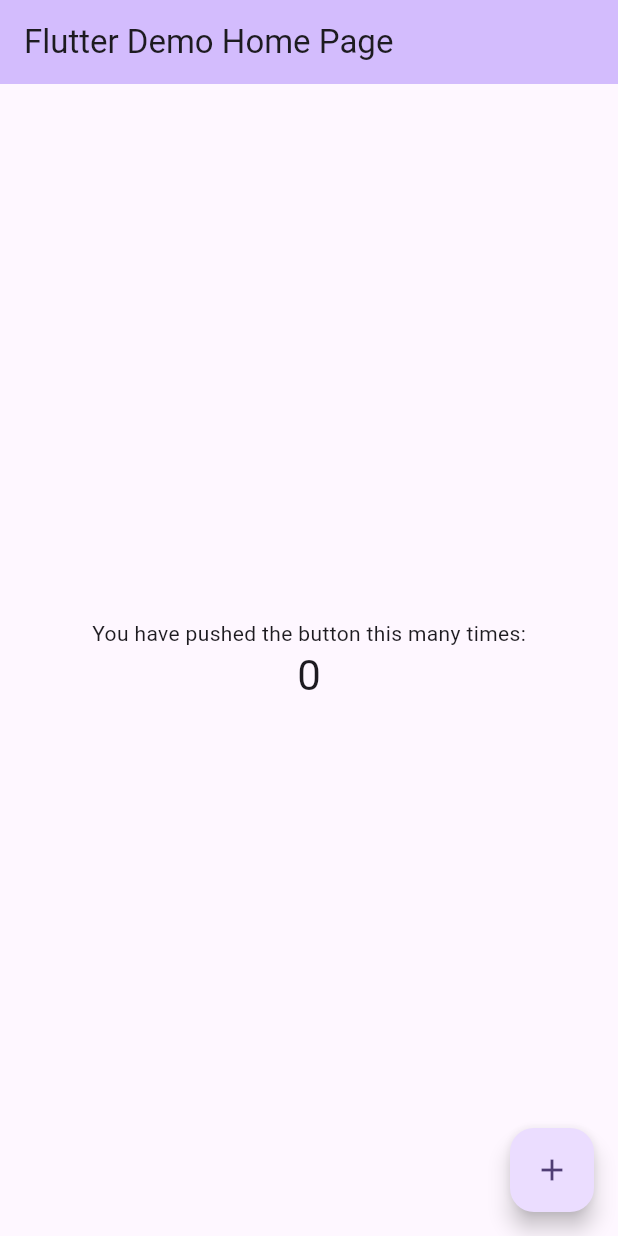
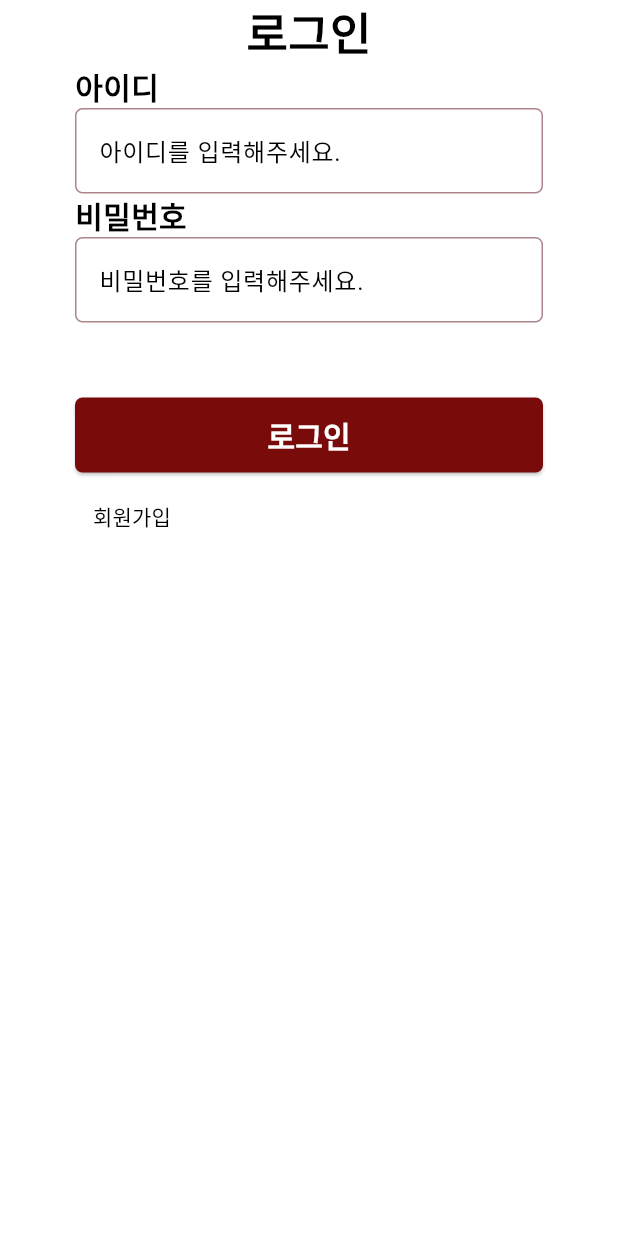
Before and after one commit to lee-giho/chatting-app, a Flutter app: the screen it shows after launch, on a phone screen of 412 x 824 dp. Run offline on Flutter 3.47's test engine with Material 3 defaults, Android fonts, the phone set to English and light mode, and no system bars.

Commit message:
간단한 로그인 화면 만듦

```diff
--- a/front-end/chatting_app/lib/main.dart
+++ b/front-end/chatting_app/lib/main.dart
@@ -1,122 +1,27 @@
+import 'package:chatting_app/screens/login_screen.dart';
 import 'package:flutter/material.dart';
 
-void main() {
+
+void main() async {
   runApp(const MyApp());
 }
 
 class MyApp extends StatelessWidget {
   const MyApp({super.key});
 
-  // This widget is the root of your application.
   @override
   Widget build(BuildContext context) {
-    return MaterialApp(
-      title: 'Flutter Demo',
-      theme: ThemeData(
-        // This is the theme of your application.
-        //
-        // TRY THIS: Try running your application with "flutter run". You'll see
-        // the application has a purple toolbar. Then, without quitting the app,
-        // try changing the seedColor in the colorScheme below to Colors.green
-        // and then invoke "hot reload" (save your changes or press the "hot
-        // reload" button in a Flutter-supported IDE, or press "r" if you used
-        // the command line to start the app).
-        //
-        // Notice that the counter didn't reset back to zero; the application
-        // state is not lost during the reload. To reset the state, use hot
-        // restart instead.
-        //
-        // This works for code too, not just values: Most code changes can be
-        // tested with just a hot reload.
-        colorScheme: ColorScheme.fromSeed(seedColor: Colors.deepPurple),
-      ),
-      home: const MyHomePage(title: 'Flutter Demo Home Page'),
-    );
+    return LayoutBuilder(builder: (context, constraints) {
+      return MaterialApp(
+        debugShowCheckedModeBanner: false,
+        title: 'Flutter Login',
+        theme: ThemeData(
+          scaffoldBackgroundColor: Colors.white, // 기본 배경색을 흰색으로 설정
+          colorScheme: ColorScheme.light(), // 기본 컬러 스킴을 밝은 모드로 설정
+          primarySwatch: Colors.blue,
+        ),
+        home: const LoginScreen(),
+      );
+    });
   }
 }
-
-class MyHomePage extends StatefulWidget {
-  const MyHomePage({super.key, required this.title});
-
-  // This widget is the home page of your application. It is stateful, meaning
-  // that it has a State object (defined below) that contains fields that affect
-  // how it looks.
-
-  // This class is the configuration for the state. It holds the values (in this
-  // case the title) provided by the parent (in this case the App widget) and
-  // used by the build method of the State. Fields in a Widget subclass are
-  // always marked "final".
-
-  final String title;
-
-  @override
-  State<MyHomePage> createState() => _MyHomePageState();
-}
-
-class _MyHomePageState extends State<MyHomePage> {
-  int _counter = 0;
-
-  void _incrementCounter() {
-    setState(() {
-      // This call to setState tells the Flutter framework that something has
-      // changed in this State, which causes it to rerun the build method below
-      // so that the display can reflect the updated values. If we changed
-      // _counter without calling setState(), then the build method would not be
-      // called again, and so nothing would appear to happen.
-      _counter++;
-    });
-  }
-
-  @override
-  Widget build(BuildContext context) {
-    // This method is rerun every time setState is called, for instance as done
-    // by the _incrementCounter method above.
-    //
-    // The Flutter framework has been optimized to make rerunning build methods
-    // fast, so that you can just rebuild anything that needs updating rather
-    // than having to individually change instances of widgets.
-    return Scaffold(
-      appBar: AppBar(
-        // TRY THIS: Try changing the color here to a specific color (to
-        // Colors.amber, perhaps?) and trigger a hot reload to see the AppBar
-        // change color while the other colors stay the same.
-        backgroundColor: Theme.of(context).colorScheme.inversePrimary,
-        // Here we take the value from the MyHomePage object that was created by
-        // the App.build method, and use it to set our appbar title.
-        title: Text(widget.title),
-      ),
-      body: Center(
-        // Center is a layout widget. It takes a single child and positions it
-        // in the middle of the parent.
-        child: Column(
-          // Column is also a layout widget. It takes a list of children and
-          // arranges them vertically. By default, it sizes itself to fit its
-          // children horizontally, and tries to be as tall as its parent.
-          //
-          // Column has various properties to control how it sizes itself and
-          // how it positions its children. Here we use mainAxisAlignment to
-          // center the children vertically; the main axis here is the vertical
-          // axis because Columns are vertical (the cross axis would be
-          // horizontal).
-          //
-          // TRY THIS: Invoke "debug painting" (choose the "Toggle Debug Paint"
-          // action in the IDE, or press "p" in the console), to see the
-          // wireframe for each widget.
-          mainAxisAlignment: MainAxisAlignment.center,
-          children: <Widget>[
-            const Text('You have pushed the button this many times:'),
-            Text(
-              '$_counter',
-              style: Theme.of(context).textTheme.headlineMedium,
-            ),
-          ],
-        ),
-      ),
-      floatingActionButton: FloatingActionButton(
-        onPressed: _incrementCounter,
-        tooltip: 'Increment',
-        child: const Icon(Icons.add),
-      ), // This trailing comma makes auto-formatting nicer for build methods.
-    );
-  }
-}
--- /dev/null
+++ b/front-end/chatting_app/lib/screens/login_screen.dart
@@ -0,0 +1,190 @@
+import 'package:flutter/material.dart';
+
+class LoginScreen extends StatefulWidget {
+  const LoginScreen({super.key});
+
+  @override
+  State<LoginScreen> createState() => _LoginScreenState();
+}
+
+class _LoginScreenState extends State<LoginScreen> {
+
+  var idController = TextEditingController();
+  var passwordController = TextEditingController();
+
+  FocusNode idFocus = FocusNode();
+  FocusNode passwordFocus = FocusNode();
+
+  GlobalKey<FormState> formKey = GlobalKey<FormState>();
+
+  @override
+  void dispose() {
+    super.dispose();
+
+    idController.dispose();
+    passwordController.dispose();
+
+    idFocus.dispose();
+    passwordFocus.dispose();
+  }
+
+  @override
+  Widget build(BuildContext context) {
+    return Scaffold(
+      body: SafeArea(
+        child: Container(
+          width: double.infinity,
+          padding: EdgeInsets.fromLTRB(50, 0, 50, 0),
+          // color: Colors.amber,
+          child: Column(
+            children: [
+              Container(
+                width: double.infinity,
+                // color: Colors.blue,
+                child: Center(
+                  child: Text(
+                    "로그인",
+                    style: TextStyle(
+                      fontSize: 30,
+                      fontWeight: FontWeight.bold
+                    ),
+                  ),
+                ),
+              ),
+              Container( // 로그인 부분
+                child: Column(
+                  children: [
+                    Form(
+                      key: formKey,
+                      child: Column(
+                        children: [
+                          Container( // 아이디 입력 부분
+                            child: Column(
+                              crossAxisAlignment: CrossAxisAlignment.start,
+                              children: [
+                                Text(
+                                  "아이디",
+                                  style: TextStyle(
+                                    fontSize: 20,
+                                    fontWeight: FontWeight.bold
+                                  ),
+                                ),
+                                TextFormField(
+                                  controller: idController,
+                                  focusNode: idFocus,
+                                  decoration: const InputDecoration(
+                                    hintText: "아이디를 입력해주세요.",
+                                    enabledBorder: OutlineInputBorder(
+                                      borderRadius: BorderRadius.all(
+                                        Radius.circular(5)
+                                      ),
+                                      borderSide: BorderSide(
+                                        color: Color.fromRGBO(121, 55, 64, 0.612)
+                                      )
+                                    ),
+                                    focusedBorder: OutlineInputBorder(
+                                      borderRadius: BorderRadius.all(
+                                        Radius.circular(5)
+                                      ),
+                                      borderSide: BorderSide(
+                                        color: Color.fromRGBO(122, 11, 11, 1)
+                                      )
+                                    )
+                                  ),
+                                )
+                              ],
+                            ),
+                          ),
+                          Container( // 아이디 입력 부분
+                            child: Column(
+                              crossAxisAlignment: CrossAxisAlignment.start,
+                              children: [
+                                Text(
+                                  "비밀번호",
+                                  style: TextStyle(
+                                    fontSize: 20,
+                                    fontWeight: FontWeight.bold
+                                  ),
+                                ),
+                                TextFormField(
+                                  controller: passwordController,
+                                  focusNode: passwordFocus,
+                                  decoration: const InputDecoration(
+                                    hintText: "비밀번호를 입력해주세요.",
+                                    enabledBorder: OutlineInputBorder(
+                                      borderRadius: BorderRadius.all(
+                                        Radius.circular(5)
+                                      ),
+                                      borderSide: BorderSide(
+                                        color: Color.fromRGBO(121, 55, 64, 0.612)
+                                      )
+                                    ),
+                                    focusedBorder: OutlineInputBorder(
+                                      borderRadius: BorderRadius.all(
+                                        Radius.circular(5)
+                                      ),
+                                      borderSide: BorderSide(
+                                        color: Color.fromRGBO(122, 11, 11, 1)
+                                      )
+                                    )
+                                  ),
+                                )
+                              ],
+                            ),
+                          )
+                        ],
+                      )
+                    ),
+                    SizedBox(height: 50),
+                    Container(
+                      child: ElevatedButton(
+                        onPressed: () {
+                          print("로그인 버튼 클릭!!!");
+                        },
+                        style: ElevatedButton.styleFrom(
+                          minimumSize: const Size.fromHeight(50),
+                          backgroundColor:const Color.fromRGBO(122, 11, 11, 1),
+                          foregroundColor: Colors.white,
+                          shape: RoundedRectangleBorder(
+                            borderRadius: BorderRadius.circular(5)
+                          )
+                        ),
+                        child: const Text(
+                          "로그인",
+                          style: TextStyle(
+                            fontSize: 20,
+                            fontWeight: FontWeight.bold
+                          ),
+                        )
+                      ),
+                    ),
+                    SizedBox(height: 5),
+                    Row(
+                      mainAxisAlignment: MainAxisAlignment.start,
+                      children: [
+                        TextButton(
+                          onPressed: () {
+                            print("회원가입 클릭!!!");
+                          },
+                          style: TextButton.styleFrom(
+                            foregroundColor: Colors.white
+                          ),
+                          child: const Text(
+                            "회원가입",
+                            style: TextStyle(
+                              color: Colors.black
+                            ),
+                          )
+                        ),
+                      ],
+                    )
+                  ],
+                )
+              )
+            ],
+          ),
+        )
+      ),
+    );
+  }
+}
```
Also changed, not shown: 7 other files.
